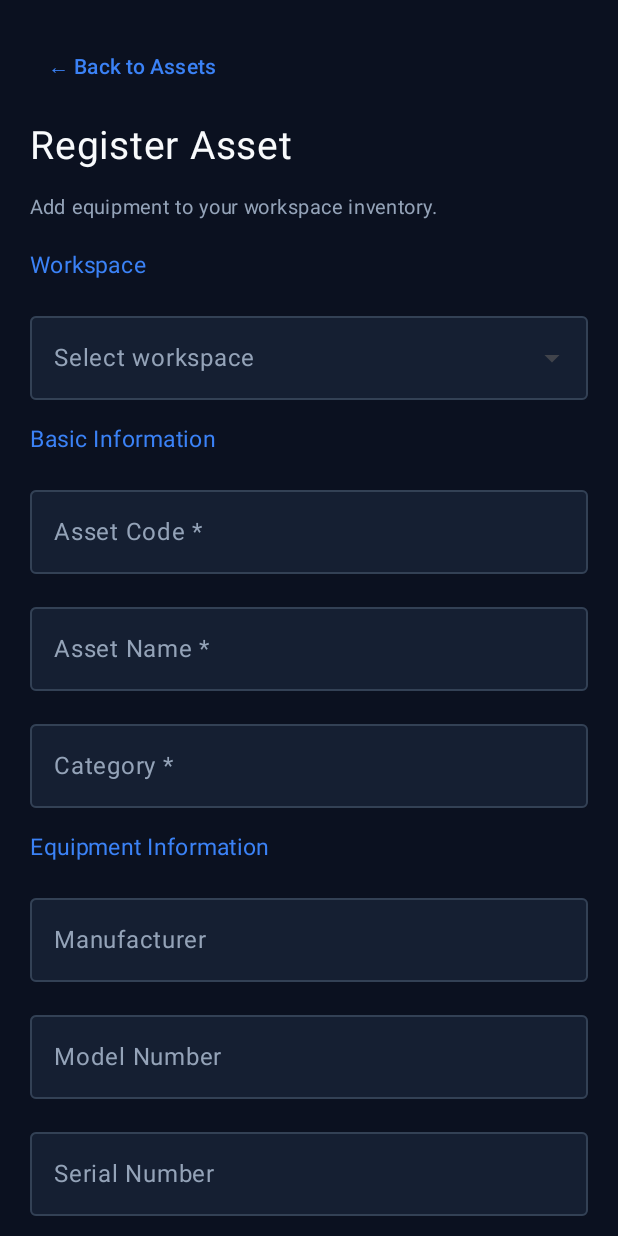
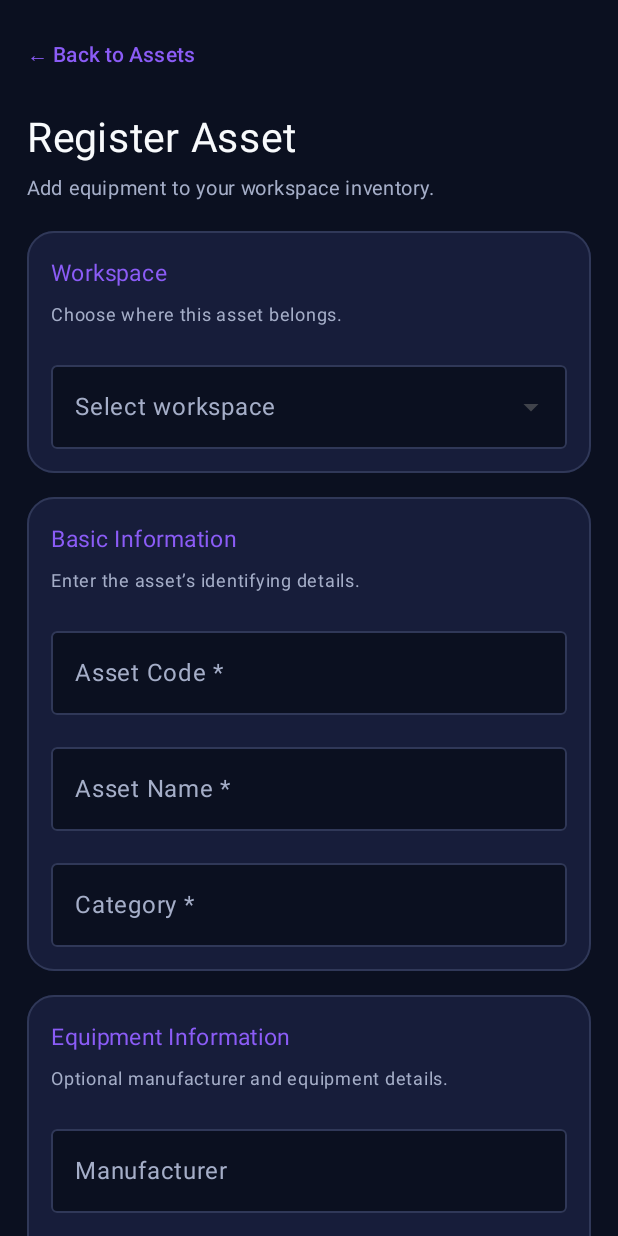
Before and after one commit to vetriventhanc/GroundMap, an Android app built with Jetpack Compose: the composable AssetRegistrationScreen called with empty values, on a phone screen of 412 x 824 dp. Run offline under Robolectric (Android 15) with nearby library versions, the phone set to English and light mode, and no system bars; network calls fail.

Commit message:
Update asset registration UI theme

```diff
--- a/android/app/src/main/java/com/groundmap/android/ui/assets/AssetRegistrationScreen.kt
+++ b/android/app/src/main/java/com/groundmap/android/ui/assets/AssetRegistrationScreen.kt
@@ -1,11 +1,10 @@
-
 package com.groundmap.android.ui.assets
 
 import androidx.compose.foundation.background
 import androidx.compose.foundation.layout.*
 import androidx.compose.foundation.rememberScrollState
+import androidx.compose.foundation.shape.RoundedCornerShape
 import androidx.compose.foundation.verticalScroll
-import androidx.compose.foundation.shape.RoundedCornerShape
 import androidx.compose.material3.*
 import androidx.compose.runtime.*
 import androidx.compose.ui.Modifier
@@ -29,11 +28,14 @@ data class AssetFormData(
     val notes: String?
 )
 
-private val FormBackground = Color(0xFF0B1120)
-private val FormCard = Color(0xFF151F32)
+private val FormBackground = Color(0xFF0B1020)
+private val FormCard = Color(0xFF171D3A)
 private val FormWhite = Color(0xFFF8FAFC)
-private val FormMuted = Color(0xFF94A3B8)
-private val FormAccent = Color(0xFF3B82F6)
+private val FormMuted = Color(0xFFA5AEC8)
+private val FormAccent = Color(0xFF8B5CF6)
+private val FormBorder = Color(0xFF303858)
+private val FormError = Color(0xFFEF4444)
+private val FormSuccess = Color(0xFF22C55E)
 
 @OptIn(ExperimentalMaterial3Api::class)
 @Composable
@@ -82,28 +84,39 @@ fun AssetRegistrationScreen(
             .fillMaxSize()
             .background(FormBackground)
             .verticalScroll(rememberScrollState())
-            .padding(20.dp),
-        verticalArrangement = Arrangement.spacedBy(14.dp)
+            .padding(horizontal = 18.dp)
+            .padding(top = 12.dp, bottom = 110.dp),
+        verticalArrangement = Arrangement.spacedBy(16.dp)
     ) {
-
-        TextButton(onClick = onBack) {
-            Text("← Back to Assets", color = FormAccent)
+        TextButton(
+            onClick = onBack,
+            contentPadding = PaddingValues(horizontal = 0.dp, vertical = 4.dp)
+        ) {
+            Text(
+                text = "← Back to Assets",
+                color = FormAccent,
+                fontSize = 14.sp
+            )
         }
 
+        Column(verticalArrangement = Arrangement.spacedBy(6.dp)) {
             Text(
-            "Register Asset",
+                text = "Register Asset",
                 color = FormWhite,
-            fontSize = 26.sp
+                fontSize = 27.sp
             )
 
             Text(
-            "Add equipment to your workspace inventory.",
+                text = "Add equipment to your workspace inventory.",
                 color = FormMuted,
                 fontSize = 13.sp
             )
+        }
 
-        FormSection("Workspace")
-
+        FormCardSection(
+            title = "Workspace",
+            subtitle = "Choose where this asset belongs."
+        ) {
             ExposedDropdownMenuBox(
                 expanded = workspaceMenu,
                 onExpandedChange = { workspaceMenu = it }
@@ -139,55 +152,59 @@ fun AssetRegistrationScreen(
                     }
                 }
             }
+        }
 
-        FormSection("Basic Information")
+        FormCardSection(
+            title = "Basic Information",
+            subtitle = "Enter the asset’s identifying details."
+        ) {
+            FormInput("Asset Code *", assetCode) {
+                assetCode = it
+            }
 
-        FormInput(
-            "Asset Code *",
-            assetCode
-        ) { assetCode = it }
+            FormInput("Asset Name *", name) {
+                name = it
+            }
 
-        FormInput(
-            "Asset Name *",
-            name
-        ) { name = it }
+            FormInput("Category *", category) {
+                category = it
+            }
+        }
 
-        FormInput(
-            "Category *",
-            category
-        ) { category = it }
+        FormCardSection(
+            title = "Equipment Information",
+            subtitle = "Optional manufacturer and equipment details."
+        ) {
+            FormInput("Manufacturer", manufacturer) {
+                manufacturer = it
+            }
 
-        FormSection("Equipment Information")
+            FormInput("Model Number", modelNumber) {
+                modelNumber = it
+            }
 
-        FormInput(
-            "Manufacturer",
-            manufacturer
-        ) { manufacturer = it }
+            FormInput("Serial Number", serialNumber) {
+                serialNumber = it
+            }
+        }
 
-        FormInput(
-            "Model Number",
-            modelNumber
-        ) { modelNumber = it }
+        FormCardSection(
+            title = "Location & Purchase",
+            subtitle = "Add the room and purchase information, if available."
+        ) {
+            FormInput("Room ID (optional UUID)", roomId) {
+                roomId = it
+            }
 
-        FormInput(
-            "Serial Number",
-            serialNumber
-        ) { serialNumber = it }
+            FormInput("Purchase Date (YYYY-MM-DD)", purchaseDate) {
+                purchaseDate = it
+            }
+        }
 
-        FormSection("Location and Purchase")
-
-        FormInput(
-            "Room ID (optional UUID)",
-            roomId
-        ) { roomId = it }
-
-        FormInput(
-            "Purchase Date (YYYY-MM-DD)",
-            purchaseDate
-        ) { purchaseDate = it }
-
-        FormSection("Asset Status")
-
+        FormCardSection(
+            title = "Asset Status",
+            subtitle = "Set the current status and physical condition."
+        ) {
             ExposedDropdownMenuBox(
                 expanded = statusMenu,
                 onExpandedChange = { statusMenu = it }
@@ -217,11 +234,11 @@ fun AssetRegistrationScreen(
                         "maintenance",
                         "inactive",
                         "retired"
-                ).forEach {
+                    ).forEach { option ->
                         DropdownMenuItem(
-                        text = { Text(it) },
+                            text = { Text(option) },
                             onClick = {
-                            status = it
+                                status = option
                                 statusMenu = false
                             }
                         )
@@ -259,51 +276,52 @@ fun AssetRegistrationScreen(
                         "fair",
                         "poor",
                         "damaged"
-                ).forEach {
+                    ).forEach { option ->
                         DropdownMenuItem(
-                        text = { Text(it) },
+                            text = { Text(option) },
                             onClick = {
-                            condition = it
+                                condition = option
                                 conditionMenu = false
                             }
                         )
                     }
                 }
             }
+        }
 
-        FormSection("Additional Notes")
-
+        FormCardSection(
+            title = "Additional Notes",
+            subtitle = "Include any useful details about this asset."
+        ) {
             OutlinedTextField(
                 value = notes,
                 onValueChange = { notes = it },
                 label = { Text("Notes") },
                 modifier = Modifier
                     .fillMaxWidth()
-                .height(120.dp),
+                    .height(130.dp),
                 colors = formFieldColors()
             )
+        }
 
         if (validationError != null) {
-            Text(
-                validationError!!,
-                color = Color(0xFFEF4444),
-                fontSize = 12.sp
+            FormMessage(
+                message = validationError.orEmpty(),
+                color = FormError
             )
         }
 
         if (error != null) {
-            Text(
-                error,
-                color = Color(0xFFEF4444),
-                fontSize = 12.sp
+            FormMessage(
+                message = error,
+                color = FormError
             )
         }
 
         if (saveMessage != null) {
-            Text(
-                saveMessage,
-                color = Color(0xFF22C55E),
-                fontSize = 13.sp
+            FormMessage(
+                message = saveMessage,
+                color = FormSuccess
             )
         }
 
@@ -323,9 +341,7 @@ fun AssetRegistrationScreen(
                         "Category must contain 2–100 characters."
 
                     purchaseDate.isNotBlank() &&
-                            !purchaseDate.matches(
-                                Regex("""\d{4}-\d{2}-\d{2}""")
-                            ) ->
+                            !purchaseDate.matches(Regex("""\d{4}-\d{2}-\d{2}""")) ->
                         "Purchase date must use YYYY-MM-DD."
 
                     else -> null
@@ -353,44 +369,90 @@ fun AssetRegistrationScreen(
             enabled = !saving && !loading && workspaces.isNotEmpty(),
             modifier = Modifier
                 .fillMaxWidth()
-                .height(54.dp),
-            shape = RoundedCornerShape(12.dp),
+                .height(56.dp),
+            shape = RoundedCornerShape(14.dp),
             colors = ButtonDefaults.buttonColors(
-                containerColor = FormAccent
+                containerColor = FormAccent,
+                disabledContainerColor = FormAccent.copy(alpha = 0.4f)
             )
         ) {
             if (saving) {
                 CircularProgressIndicator(
-                    modifier = Modifier.size(20.dp),
-                    color = Color.White
+                    modifier = Modifier.size(21.dp),
+                    color = Color.White,
+                    strokeWidth = 2.dp
                 )
             } else {
-                Text("Register Asset")
+                Text(
+                    text = "Register Asset",
+                    fontSize = 15.sp
+                )
             }
         }
 
         if (loading) {
-            CircularProgressIndicator(color = FormAccent)
+            Row(
+                modifier = Modifier.fillMaxWidth(),
+                horizontalArrangement = Arrangement.Center
+            ) {
+                CircularProgressIndicator(
+                    color = FormAccent,
+                    modifier = Modifier.size(24.dp),
+                    strokeWidth = 2.dp
+                )
+            }
         }
 
         if (!loading && workspaces.isEmpty()) {
-            Text(
-                "No workspaces available. Create a workspace first.",
+            FormMessage(
+                message = "No workspaces available. Create a workspace first.",
                 color = FormMuted
             )
         }
-
-        Spacer(Modifier.height(24.dp))
     }
 }
 
 @Composable
-private fun FormSection(title: String) {
+private fun FormCardSection(
+    title: String,
+    subtitle: String,
+    content: @Composable ColumnScope.() -> Unit
+) {
+    Card(
+        modifier = Modifier.fillMaxWidth(),
+        shape = RoundedCornerShape(18.dp),
+        colors = CardDefaults.cardColors(
+            containerColor = FormCard
+        ),
+        border = androidx.compose.foundation.BorderStroke(
+            width = 1.dp,
+            color = FormBorder
+        )
+    ) {
+        Column(
+            modifier = Modifier
+                .fillMaxWidth()
+                .padding(16.dp),
+            verticalArrangement = Arrangement.spacedBy(13.dp),
+            content = {
+                Column(verticalArrangement = Arrangement.spacedBy(4.dp)) {
                     Text(
-        title,
+                        text = title,
                         color = FormAccent,
                         fontSize = 15.sp
                     )
+
+                    Text(
+                        text = subtitle,
+                        color = FormMuted,
+                        fontSize = 12.sp
+                    )
+                }
+
+                content()
+            }
+        )
+    }
 }
 
 @Composable
@@ -410,15 +472,27 @@ private fun FormInput(
 }
 
 @Composable
+private fun FormMessage(
+    message: String,
+    color: Color
+) {
+    Text(
+        text = message,
+        color = color,
+        fontSize = 12.sp
+    )
+}
+
+@Composable
 private fun formFieldColors() =
     OutlinedTextFieldDefaults.colors(
         focusedTextColor = FormWhite,
         unfocusedTextColor = FormWhite,
         focusedBorderColor = FormAccent,
-        unfocusedBorderColor = Color(0xFF334155),
+        unfocusedBorderColor = FormBorder,
         focusedLabelColor = FormAccent,
         unfocusedLabelColor = FormMuted,
         cursorColor = FormAccent,
-        focusedContainerColor = FormCard,
-        unfocusedContainerColor = FormCard
+        focusedContainerColor = FormBackground,
+        unfocusedContainerColor = FormBackground
     )
```
Lines whose indentation alone changed are shown as unchanged.
